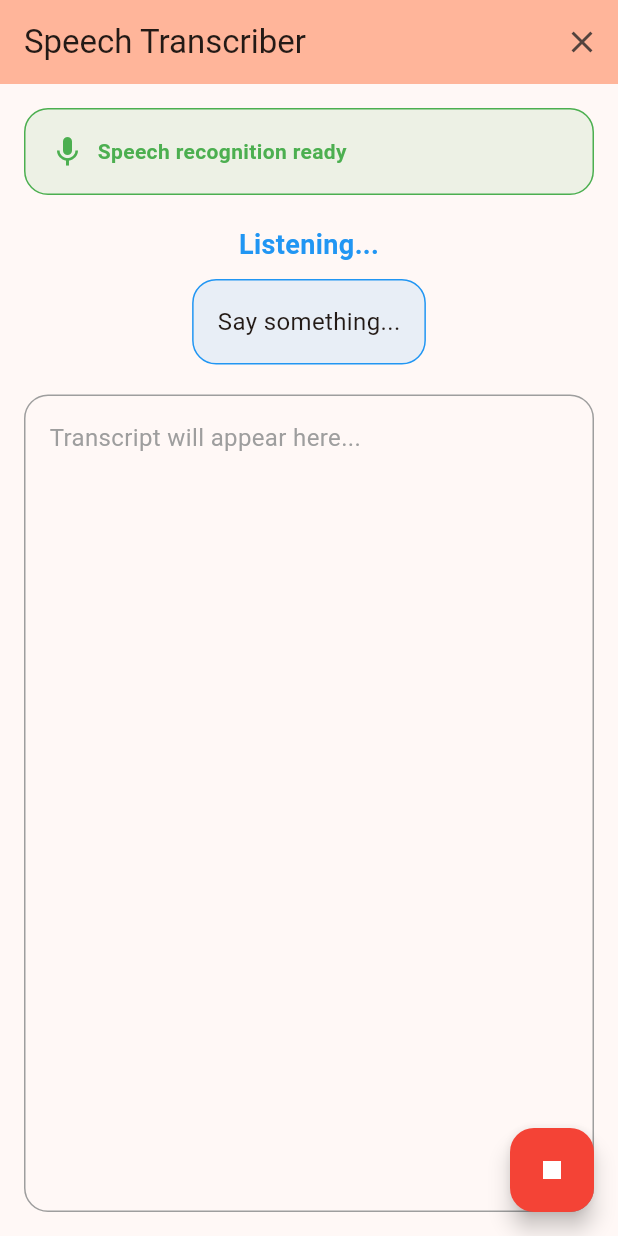
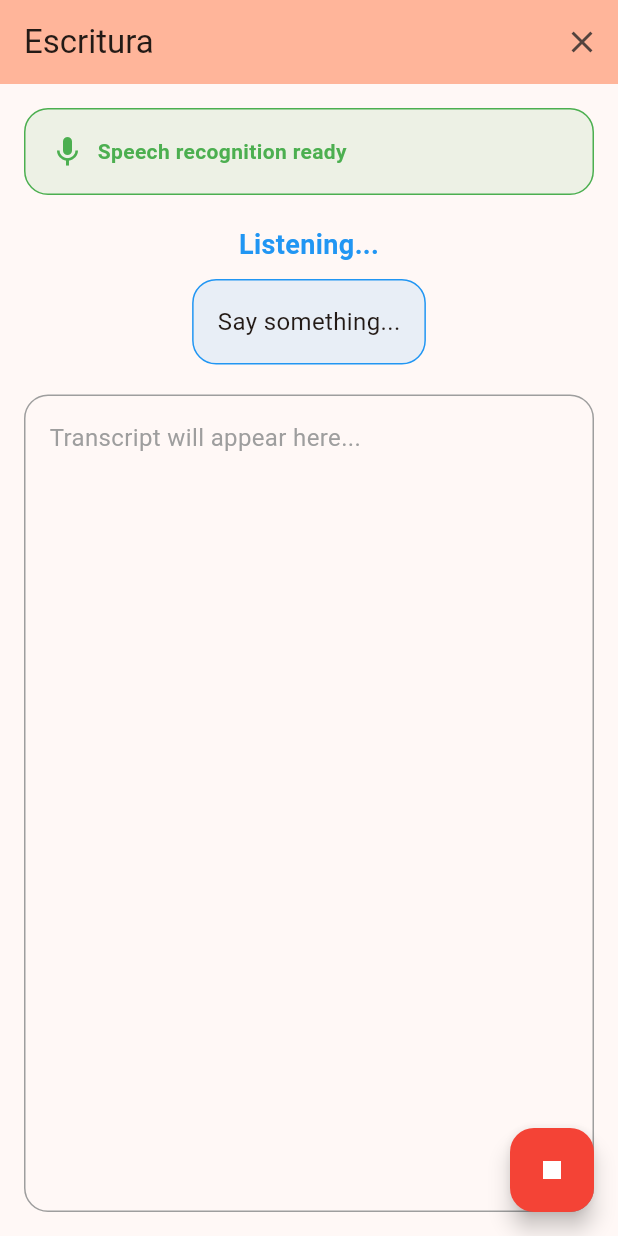
Before and after one commit to el-apps/Escritura, a Flutter app: the screen it shows after launch, after a tap on the "mic" icon, on a phone screen of 412 x 824 dp. Run offline on Flutter 3.47's test engine with Material 3 defaults, Android fonts, the phone set to English and light mode, and no system bars; our stand-ins replace permission_handler, speech_to_text.

Commit message:
feat: basic improvements

```diff
--- a/lib/main.dart
+++ b/lib/main.dart
@@ -127,10 +127,14 @@ class _EscrituraHomePageState extends State<EscrituraHomePage> {
       onResult: _onSpeechResult,
       listenFor: const Duration(seconds: 30),
       pauseFor: const Duration(seconds: 3),
-      partialResults: true,
       localeId: 'en_US',
+      listenOptions: SpeechListenOptions(
+        listenMode: ListenMode.dictation,
+        partialResults: true,
+        onDevice: true,
+      ),
       onSoundLevelChange: (level) {
-        // Optional: show sound level indicator
+        print('LEVEL: $level');
       },
     );
   }
@@ -163,7 +167,7 @@ class _EscrituraHomePageState extends State<EscrituraHomePage> {
     return Scaffold(
       appBar: AppBar(
         backgroundColor: Theme.of(context).colorScheme.inversePrimary,
-        title: const Text('Speech Transcriber'),
+        title: const Text('Escritura'),
         actions: [
           IconButton(
             onPressed: _clearTranscript,
```
